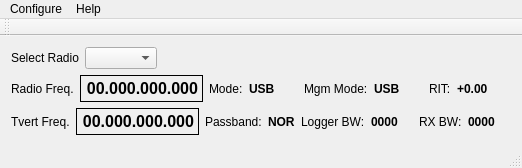
Old version of the form mqt/MqtRigControl/rigcontrolmainwindow.ui in the repository zsteva/backup-minos2.
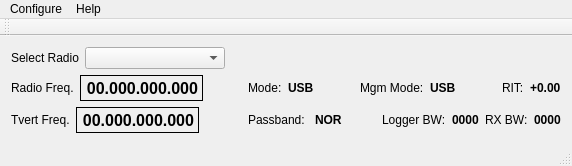
New version of the form.

Commit message: fix display width of radio on first selection

Diff of the .ui file:
```diff
--- a/mqt/MqtRigControl/rigcontrolmainwindow.ui
+++ b/mqt/MqtRigControl/rigcontrolmainwindow.ui
@@ -6,22 +6,20 @@
    <rect>
     <x>0</x>
     <y>0</y>
-    <width>522</width>
-    <height>168</height>
+    <width>572</width>
+    <height>166</height>
    </rect>
   </property>
   <property name="windowTitle">
    <string>Minos Rig Control</string>
   </property>
   <widget class="QWidget" name="centralWidget">
-   <layout class="QHBoxLayout" name="horizontalLayout_4">
-    <item>
-     <layout class="QVBoxLayout" name="verticalLayout_2">
-      <item>
-       <layout class="QHBoxLayout" name="horizontalLayout_12">
-        <item>
          <layout class="QHBoxLayout" name="horizontalLayout_11">
           <item>
+     <layout class="QVBoxLayout" name="verticalLayout_2">
+      <item>
+       <layout class="QHBoxLayout" name="horizontalLayout_9">
+        <item>
            <widget class="QLabel" name="SelectRadioTitle">
             <property name="text">
              <string>Select Radio</string>
@@ -29,9 +27,14 @@
            </widget>
           </item>
           <item>
-           <widget class="QComboBox" name="selectRadioBox"/>
-          </item>
-         </layout>
+         <widget class="QComboBox" name="selectRadioBox">
+          <property name="minimumSize">
+           <size>
+            <width>140</width>
+            <height>0</height>
+           </size>
+          </property>
+         </widget>
         </item>
         <item>
          <spacer name="horizontalSpacer">
@@ -49,11 +52,9 @@
        </layout>
       </item>
       <item>
-       <layout class="QGridLayout" name="gridLayout">
-        <item row="0" column="0">
-         <layout class="QHBoxLayout" name="horizontalLayout">
+       <layout class="QHBoxLayout" name="horizontalLayout_8">
           <item>
-           <layout class="QHBoxLayout" name="horizontalLayout_2">
+         <layout class="QVBoxLayout" name="verticalLayout">
             <item>
              <layout class="QHBoxLayout" name="horizontalLayout_10">
               <item>
@@ -83,8 +84,71 @@
                 </property>
                </widget>
               </item>
-             </layout>
-            </item>
+            <item>
+             <spacer name="horizontalSpacer_5">
+              <property name="orientation">
+               <enum>Qt::Horizontal</enum>
+              </property>
+              <property name="sizeHint" stdset="0">
+               <size>
+                <width>40</width>
+                <height>20</height>
+               </size>
+              </property>
+             </spacer>
+            </item>
+           </layout>
+          </item>
+          <item>
+           <layout class="QHBoxLayout" name="horizontalLayout_7">
+            <item>
+             <widget class="QLabel" name="TVertTitleA">
+              <property name="text">
+               <string>Tvert Freq.</string>
+              </property>
+             </widget>
+            </item>
+            <item>
+             <widget class="QLabel" name="transVertFreqA">
+              <property name="font">
+               <font>
+                <pointsize>12</pointsize>
+                <weight>75</weight>
+                <bold>true</bold>
+               </font>
+              </property>
+              <property name="frameShape">
+               <enum>QFrame::Box</enum>
+              </property>
+              <property name="text">
+               <string>00.000.000.000</string>
+              </property>
+              <property name="alignment">
+               <set>Qt::AlignRight|Qt::AlignTrailing|Qt::AlignVCenter</set>
+              </property>
+             </widget>
+            </item>
+            <item>
+             <spacer name="horizontalSpacer_8">
+              <property name="orientation">
+               <enum>Qt::Horizontal</enum>
+              </property>
+              <property name="sizeHint" stdset="0">
+               <size>
+                <width>40</width>
+                <height>20</height>
+               </size>
+              </property>
+             </spacer>
+            </item>
+           </layout>
+          </item>
+         </layout>
+        </item>
+        <item>
+         <layout class="QGridLayout" name="gridLayout">
+          <item row="1" column="0">
+           <layout class="QHBoxLayout" name="horizontalLayout_2">
             <item>
              <widget class="QLabel" name="modeATitle">
               <property name="text">
@@ -118,8 +182,6 @@
               </property>
              </spacer>
             </item>
-           </layout>
-          </item>
           <item>
            <layout class="QHBoxLayout" name="horizontalLayout_5">
             <item>
@@ -155,8 +217,8 @@
               </property>
              </spacer>
             </item>
-           </layout>
-          </item>
+              <item>
+               <layout class="QHBoxLayout" name="horizontalLayout">
           <item>
            <widget class="QLabel" name="ritLbl">
             <property name="text">
@@ -180,67 +242,14 @@
             </property>
            </widget>
           </item>
-          <item>
-           <spacer name="horizontalSpacer_4">
-            <property name="orientation">
-             <enum>Qt::Horizontal</enum>
-            </property>
-            <property name="sizeHint" stdset="0">
-             <size>
-              <width>40</width>
-              <height>20</height>
-             </size>
-            </property>
-           </spacer>
+               </layout>
           </item>
          </layout>
         </item>
-        <item row="1" column="0">
-         <layout class="QHBoxLayout" name="horizontalLayout_3">
-          <item>
-           <layout class="QHBoxLayout" name="horizontalLayout_7">
-            <item>
-             <spacer name="horizontalSpacer_5">
-              <property name="orientation">
-               <enum>Qt::Horizontal</enum>
-              </property>
-              <property name="sizeHint" stdset="0">
-               <size>
-                <width>40</width>
-                <height>20</height>
-               </size>
-              </property>
-             </spacer>
-            </item>
-            <item>
-             <widget class="QLabel" name="TVertTitleA">
-              <property name="text">
-               <string>Tvert Freq.</string>
-              </property>
-             </widget>
-            </item>
-            <item>
-             <widget class="QLabel" name="transVertFreqA">
-              <property name="font">
-               <font>
-                <pointsize>12</pointsize>
-                <weight>75</weight>
-                <bold>true</bold>
-               </font>
-              </property>
-              <property name="frameShape">
-               <enum>QFrame::Box</enum>
-              </property>
-              <property name="text">
-               <string>00.000.000.000</string>
-              </property>
-              <property name="alignment">
-               <set>Qt::AlignRight|Qt::AlignTrailing|Qt::AlignVCenter</set>
-              </property>
-             </widget>
-            </item>
            </layout>
           </item>
+          <item row="2" column="0">
+           <layout class="QHBoxLayout" name="horizontalLayout_4">
           <item>
            <widget class="QLabel" name="label">
             <property name="text">
@@ -262,6 +271,8 @@
            </widget>
           </item>
           <item>
+             <layout class="QHBoxLayout" name="horizontalLayout_3">
+              <item>
            <widget class="QLabel" name="label_5">
             <property name="text">
              <string>Logger BW:</string>
@@ -283,19 +294,6 @@
           </item>
           <item>
            <layout class="QHBoxLayout" name="horizontalLayout_6">
-            <item>
-             <spacer name="horizontalSpacer_6">
-              <property name="orientation">
-               <enum>Qt::Horizontal</enum>
-              </property>
-              <property name="sizeHint" stdset="0">
-               <size>
-                <width>40</width>
-                <height>20</height>
-               </size>
-              </property>
-             </spacer>
-            </item>
             <item>
              <widget class="QLabel" name="label_2">
               <property name="text">
@@ -316,18 +314,9 @@
               </property>
              </widget>
             </item>
-            <item>
-             <spacer name="horizontalSpacer_7">
-              <property name="orientation">
-               <enum>Qt::Horizontal</enum>
-              </property>
-              <property name="sizeHint" stdset="0">
-               <size>
-                <width>40</width>
-                <height>20</height>
-               </size>
-              </property>
-             </spacer>
+               </layout>
+              </item>
+             </layout>
             </item>
            </layout>
           </item>
@@ -344,7 +333,7 @@
     <rect>
      <x>0</x>
      <y>0</y>
-     <width>522</width>
+     <width>572</width>
      <height>21</height>
     </rect>
    </property>
```
Left out of the diff: 6 changed lines with no effect on the pictures. Lines whose indentation alone changed are shown as unchanged. The commit also changes 2 other files.
